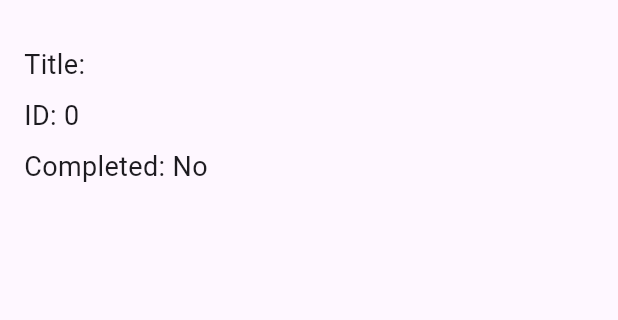
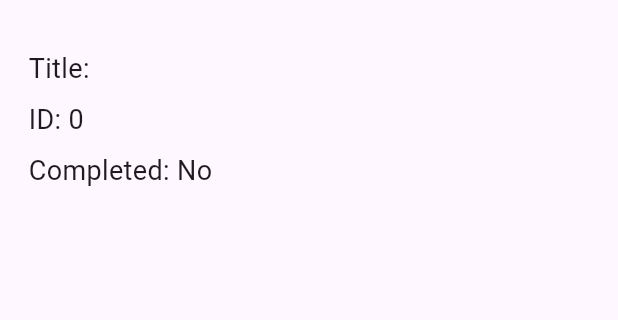
Before and after one commit to khairulanwar24/application-api, a Flutter app: the TodoDetailScreen screen opened directly with empty values, on a phone screen of 412 x 824 dp, the part 63-383 px from its top. Run offline on Flutter 3.47's test engine with Material 3 defaults, Android fonts, the phone set to English and light mode, and no system bars; network calls fail.

Commit message:
fixing code

```diff
--- a/lib/main.dart
+++ b/lib/main.dart
@@ -25,7 +25,7 @@ void main() {
 class MyApp extends StatelessWidget {
   final String apiUrl;
 
-  MyApp({required this.apiUrl});
+  const MyApp({super.key, required this.apiUrl});
 
   @override
   Widget build(BuildContext context) {
--- a/lib/screens/todo_detail_screen.dart
+++ b/lib/screens/todo_detail_screen.dart
@@ -13,7 +13,7 @@ class TodoDetailScreen extends StatelessWidget {
         title: Text('Todo Detail'),
       ),
       body: Padding(
-        padding: EdgeInsets.all(16.0),
+        padding: EdgeInsets.all(19.0),
         child: Column(
           crossAxisAlignment: CrossAxisAlignment.start,
           children: <Widget>[
@@ -24,12 +24,12 @@ class TodoDetailScreen extends StatelessWidget {
             SizedBox(height: 8),
             Text(
               'ID: ${todo.id}',
-              style: TextStyle(fontSize: 18),
+              style: const TextStyle(fontSize: 18),
             ),
             SizedBox(height: 8),
             Text(
               'Completed: ${todo.completed ? 'Yes' : 'No'}',
-              style: TextStyle(fontSize: 18),
+              style: const TextStyle(fontSize: 18),
             ),
           ],
         ),
```
Also changed, not shown: lib/screens/todo_list_screen.dart (+6 -6 lines), 1 other file.
